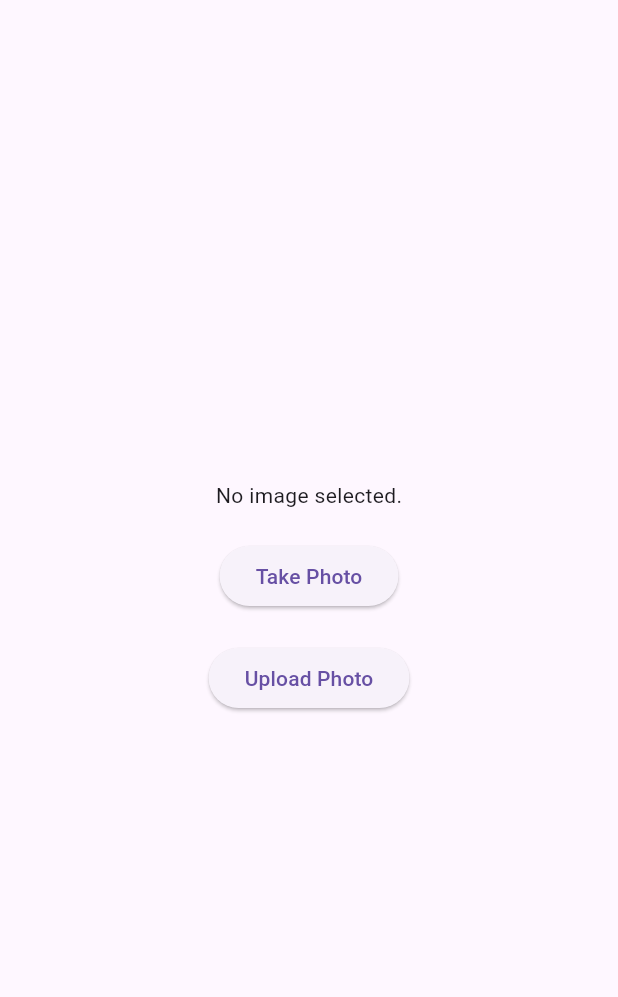
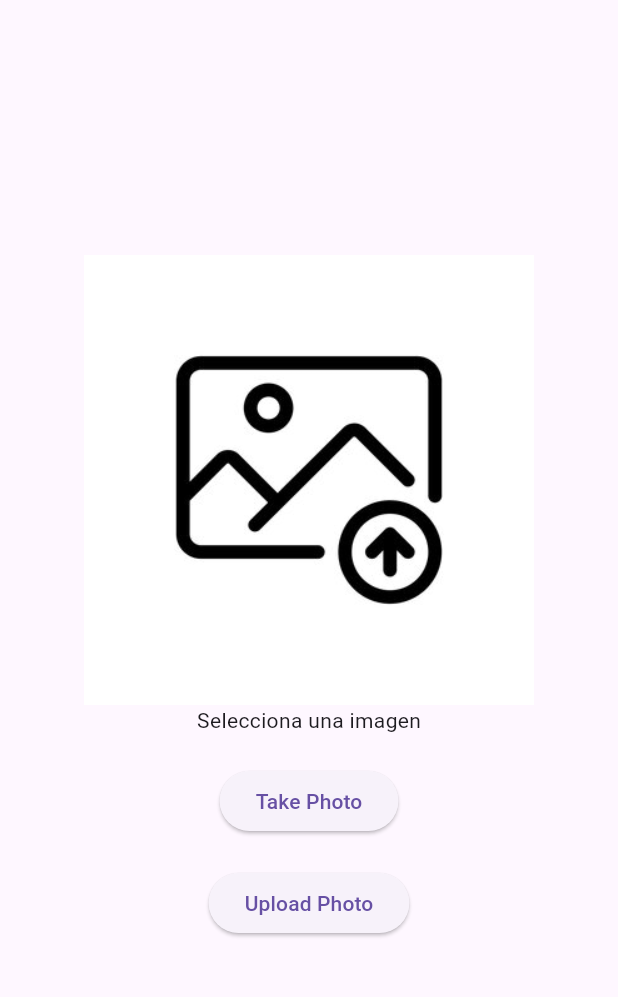
Before and after one commit to JuanPabloo890/test-flutter-photos, a Flutter app: the screen it shows after launch, after a tap on "Take Photo", on a phone screen of 412 x 824 dp, the part 63-1060 px from its top. Run offline on Flutter 3.47's test engine with Material 3 defaults, Android fonts, the phone set to English and light mode, and no system bars; our stand-ins replace firebase_core, firebase_storage, image_picker, permission_handler; accounts and stored records are empty.

Commit message:
Update home_screen

```diff
--- a/lib/home_screen.dart
+++ b/lib/home_screen.dart
@@ -3,6 +3,7 @@ import 'package:flutter/material.dart';
 import 'package:image_picker/image_picker.dart';
 import 'package:firebase_storage/firebase_storage.dart';
 import 'package:flutter/services.dart' show PlatformException;
+import 'package:permission_handler/permission_handler.dart';
 
 class HomeScreen extends StatefulWidget {
   @override
@@ -10,10 +11,21 @@ class HomeScreen extends StatefulWidget {
 }
 
 class _HomeScreenState extends State<HomeScreen> {
-  Uint8List? _imageBytes; // Utiliza Uint8List para manejar imágenes en Flutter web
+  Uint8List?
+      _imageBytes; // Utiliza Uint8List para manejar imágenes en Flutter web
   final picker = ImagePicker();
 
   Future<void> getImage() async {
+        var status = await Permission.camera.status;
+    if (!status.isGranted) {
+      status = await Permission.camera.request();
+      if (!status.isGranted) {
+        ScaffoldMessenger.of(context).showSnackBar(
+          SnackBar(content: Text('Camera permission denied')),
+        );
+        return;
+      }
+    }
     try {
       final pickedFile = await picker.pickImage(source: ImageSource.camera);
 
@@ -27,43 +39,52 @@ class _HomeScreenState extends State<HomeScreen> {
           });
         } else {
           print('No image selected.');
+          setState(() {
+            _imageBytes = null;
+          });
         }
       });
     } on PlatformException catch (e) {
       print('Error selecting image: $e');
       ScaffoldMessenger.of(context).showSnackBar(
-        SnackBar(content: Text('Error selecting image. Please try again later.')),
+        SnackBar(
+            content: Text('Error selecting image. Please try again later.')),
       );
     } catch (e) {
       print('Error selecting image: $e');
       ScaffoldMessenger.of(context).showSnackBar(
-        SnackBar(content: Text('Error selecting image. Please try again later.')),
+        SnackBar(
+            content: Text('Error selecting image. Please try again later.')),
       );
     }
   }
 
   Future<void> uploadImage() async {
     if (_imageBytes == null) {
-      ScaffoldMessenger.of(context).showSnackBar(
-        SnackBar(content: Text('No image selected.'))
-      );
+      ScaffoldMessenger.of(context)
+          .showSnackBar(SnackBar(content: Text('No image selected.')));
       return;
     }
 
     try {
-      final storageRef = FirebaseStorage.instance.ref().child('images/${DateTime.now().toIso8601String()}');
-      final uploadTask = storageRef.putData(_imageBytes!); // Sube los bytes de la imagen
+      final storageRef = FirebaseStorage.instance
+          .ref()
+          .child('images/${DateTime.now().toIso8601String()}');
+      final uploadTask =
+          storageRef.putData(_imageBytes!); // Sube los bytes de la imagen
 
-      await uploadTask.whenComplete(() => {}); // Espera a que se complete la carga
-      final downloadUrl = await storageRef.getDownloadURL(); // Obtiene la URL de descarga
+      await uploadTask
+          .whenComplete(() => {}); // Espera a que se complete la carga
+      final downloadUrl =
+          await storageRef.getDownloadURL(); // Obtiene la URL de descarga
       print('Uploaded image URL: $downloadUrl');
       ScaffoldMessenger.of(context).showSnackBar(
-        SnackBar(content: Text('Image uploaded successfully.'))
-      );
+          SnackBar(content: Text('Image uploaded successfully.')));
     } catch (e) {
       print('Failed to upload image: $e');
       ScaffoldMessenger.of(context).showSnackBar(
-        SnackBar(content: Text('Failed to upload image. Please try again later.')),
+        SnackBar(
+            content: Text('Failed to upload image. Please try again later.')),
       );
     }
   }
@@ -79,7 +100,17 @@ class _HomeScreenState extends State<HomeScreen> {
           mainAxisAlignment: MainAxisAlignment.center,
           children: <Widget>[
             _imageBytes == null
-              ? Text('No image selected.')
+                ? Column(
+                    children: [
+                      Image.asset(
+                        'assets/image/uploadImage.jpg',
+                        width: 300,
+                        height: 300,
+                        fit: BoxFit.cover,
+                      ),
+                      Text('Selecciona una imagen')
+                    ],
+                  )
                 : Image.memory(
                     _imageBytes!,
                     width: 300,
--- a/pubspec.yaml
+++ b/pubspec.yaml
@@ -15,6 +15,7 @@ dependencies:
   image_picker: ^1.1.2
   universal_io: ^2.2.2
   image_picker_web: ^4.0.0
+  permission_handler: ^10.2.0
 
 dev_dependencies:
   change_app_package_name: ^1.1.0
@@ -24,4 +25,6 @@ dev_dependencies:
   flutter_lints: ^4.0.0
 
 flutter:
+  assets:
+    - assets/image/uploadImage.jpg
   uses-material-design: true
```
Also changed, not shown: assets/image/uploadImage.jpg (added), pubspec.lock, 2 other files. Lines whose indentation alone changed are shown as unchanged.
